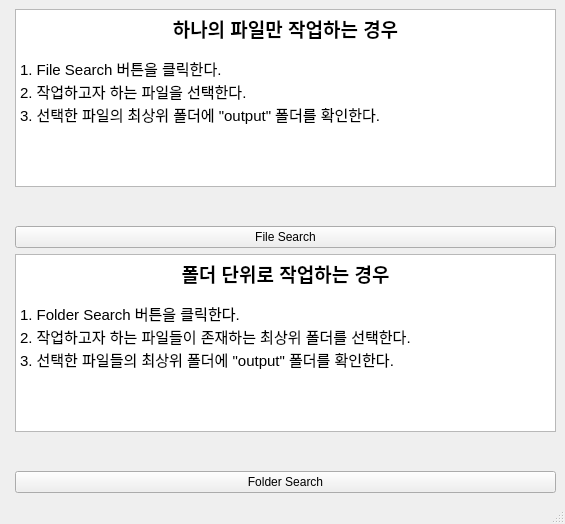
Before: the Qt Designer form PE_main.ui in HYOJAE15/PEFE, drawn with Qt 5.
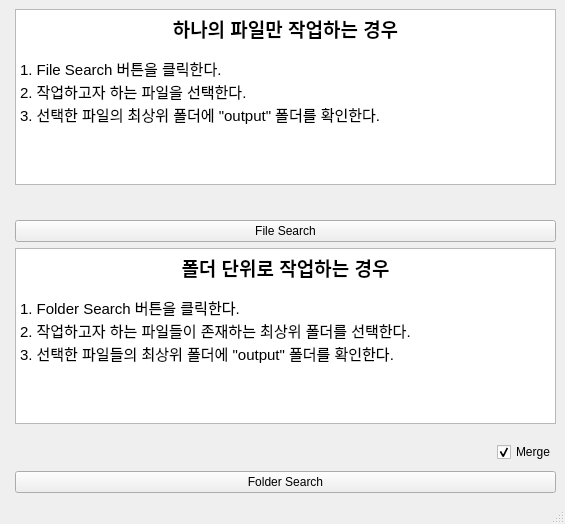
After: the same form once the commit is applied.

```diff
--- a/PE_main.ui
+++ b/PE_main.ui
@@ -71,25 +71,45 @@
       </property>
      </widget>
     </item>
+    <item row="8" column="1">
+     <widget class="QPushButton" name="folderButton">
+      <property name="text">
+       <string>Folder Search</string>
+      </property>
+     </widget>
+    </item>
     <item row="7" column="1">
-     <spacer name="verticalSpacer_2">
+     <layout class="QHBoxLayout" name="horizontalLayout">
+      <property name="topMargin">
+       <number>12</number>
+      </property>
+      <property name="bottomMargin">
+       <number>3</number>
+      </property>
+      <item>
+       <spacer name="horizontalSpacer">
       <property name="orientation">
-       <enum>Qt::Vertical</enum>
+         <enum>Qt::Horizontal</enum>
       </property>
       <property name="sizeHint" stdset="0">
        <size>
-        <width>20</width>
-        <height>40</height>
+          <width>40</width>
+          <height>20</height>
        </size>
       </property>
      </spacer>
     </item>
-    <item row="8" column="1">
-     <widget class="QPushButton" name="folderButton">
+      <item>
+       <widget class="QCheckBox" name="mergeCheckBox">
       <property name="text">
-       <string>Folder Search</string>
-      </property>
-     </widget>
+         <string>Merge</string>
+        </property>
+        <property name="checked">
+         <bool>true</bool>
+        </property>
+       </widget>
+      </item>
+     </layout>
     </item>
    </layout>
   </widget>
```
Lines whose indentation alone changed are shown as unchanged.
